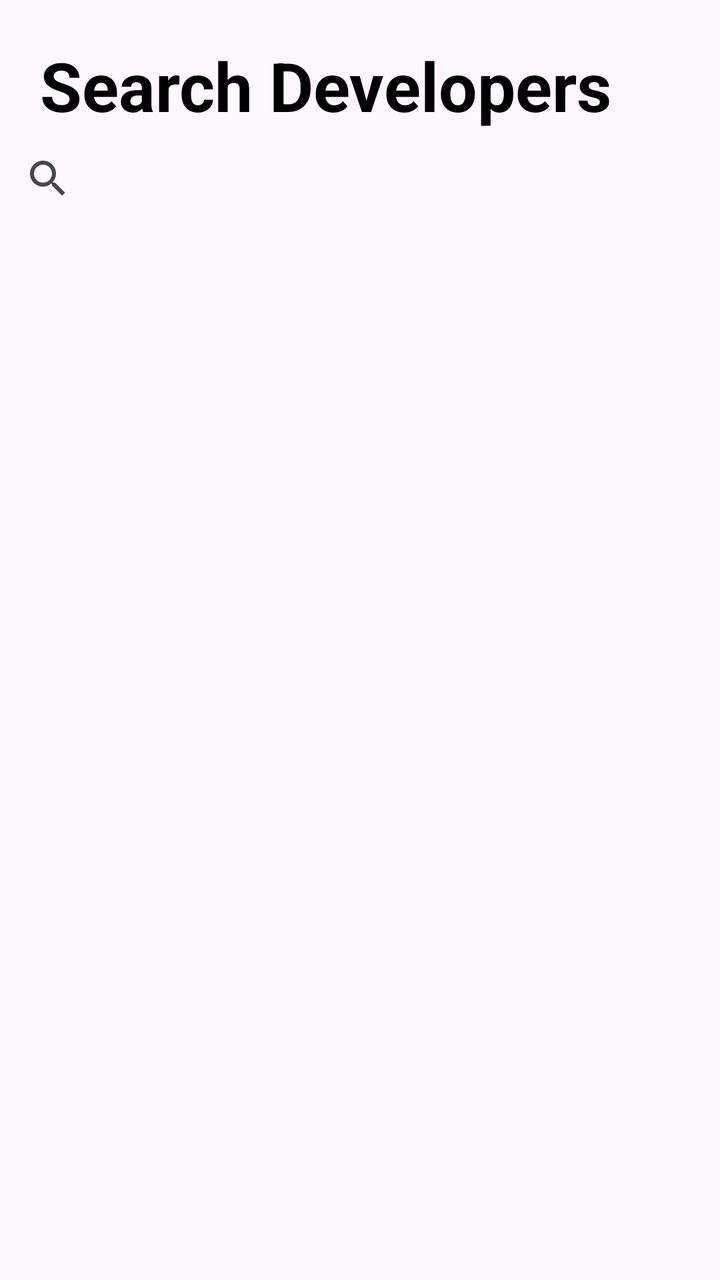
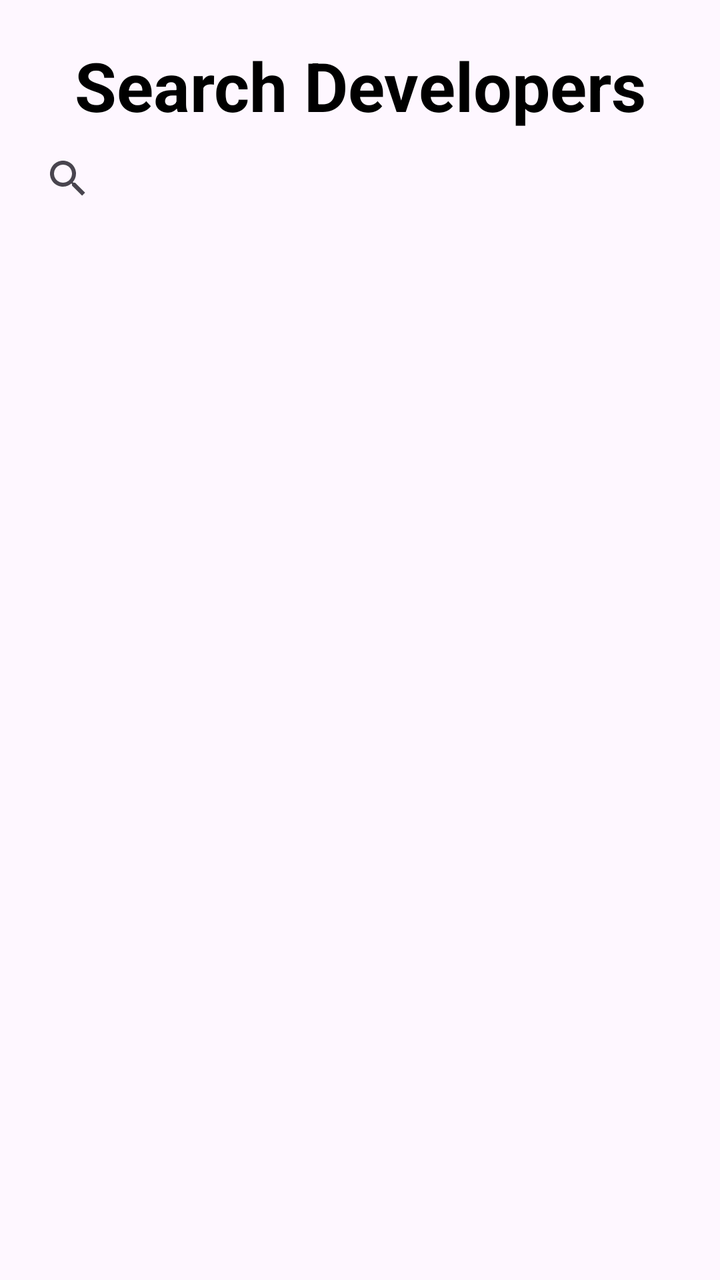

Screens rendered from an Android XML layout before and after an edit, with the pre-edit source and the edit as a unified diff.
<!-- AndroidManifest.xml: application theme Theme.GitScope -->
<!-- res/layout/fragment_search.xml -->
<?xml version="1.0" encoding="utf-8"?>
<ScrollView xmlns:android="http://schemas.android.com/apk/res/android"
    android:layout_width="match_parent"
    android:layout_height="match_parent"
    xmlns:app="http://schemas.android.com/apk/res-auto"
    android:fillViewport="true">

    <LinearLayout
        android:layout_width="match_parent"
        android:layout_height="wrap_content"
        android:orientation="vertical">

        <TextView
            android:layout_width="match_parent"
            android:layout_height="wrap_content"
            android:paddingLeft="20dp"
            android:paddingTop="20dp"
            android:text="Search Developers"
            android:textColor="@color/black"
            android:textSize="34sp"
            android:textStyle="bold" />

        <SearchView
            android:id="@+id/search"
            android:layout_width="match_parent"
            android:layout_height="wrap_content" />

        <androidx.recyclerview.widget.RecyclerView
            android:id="@+id/userRecyclerView"
            android:layout_width="match_parent"
            android:layout_height="0dp"
            android:layout_weight="1"
            android:paddingLeft="20dp"
            android:paddingTop="10dp" />

    </LinearLayout>
</ScrollView>
<!-- resources referenced by this layout -->
<resources>
  <color name="black">#FF000000</color>
  <style name="Theme.GitScope" parent="Base.Theme.GitScope" />
  <style name="Base.Theme.GitScope" parent="Theme.Material3.DayNight.NoActionBar">
          
          
      </style>
</resources>

<!-- the commit's change to res/layout/fragment_search.xml (unified diff, before → after) -->
@@ -13,7 +13,7 @@
         <TextView
             android:layout_width="match_parent"
             android:layout_height="wrap_content"
-            android:paddingLeft="20dp"
+            android:gravity="center"
             android:paddingTop="20dp"
             android:text="Search Developers"
             android:textColor="@color/black"
@@ -23,14 +23,15 @@
         <SearchView
             android:id="@+id/search"
             android:layout_width="match_parent"
-            android:layout_height="wrap_content" />
+            android:layout_height="wrap_content"
+            android:layout_marginBottom="30dp"
+            android:paddingLeft="10dp" />
 
         <androidx.recyclerview.widget.RecyclerView
             android:id="@+id/userRecyclerView"
             android:layout_width="match_parent"
             android:layout_height="0dp"
             android:layout_weight="1"
-            android:paddingLeft="20dp"
             android:paddingTop="10dp" />
 
     </LinearLayout>
